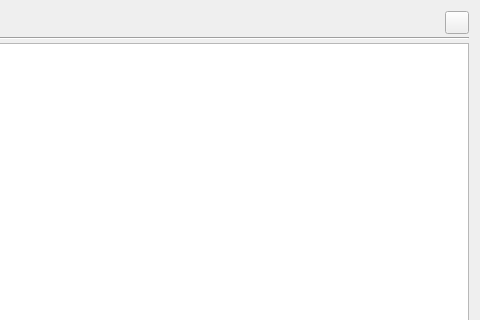
Above: client/src/ui/dialogs/event_log_dialog.ui from networkoptix/nx_open before the change; both pictures show x 574 to 1054 and y 0 to 320 of the 1054 by 719 pixel window. Below: the same form after it.
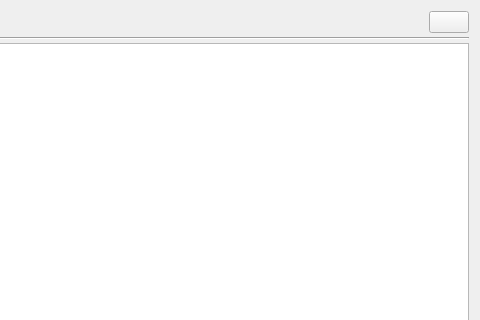
That is the form after the change. Custom widgets are drawn as their Qt base class.

Commit message:
refresh button minor
<==== Mercurial data ====>
Branch: events_db

What changed in the file:
```diff
--- a/client/src/ui/dialogs/event_log_dialog.ui
+++ b/client/src/ui/dialogs/event_log_dialog.ui
@@ -117,10 +117,19 @@
       </widget>
      </item>
      <item row="0" column="6">
-      <widget class="QToolButton" name="refreshButton">
+      <widget class="QPushButton" name="refreshButton">
+       <property name="focusPolicy">
+        <enum>Qt::TabFocus</enum>
+       </property>
        <property name="text">
         <string/>
        </property>
+       <property name="autoDefault">
+        <bool>false</bool>
+       </property>
+       <property name="flat">
+        <bool>false</bool>
+       </property>
       </widget>
      </item>
     </layout>
```
